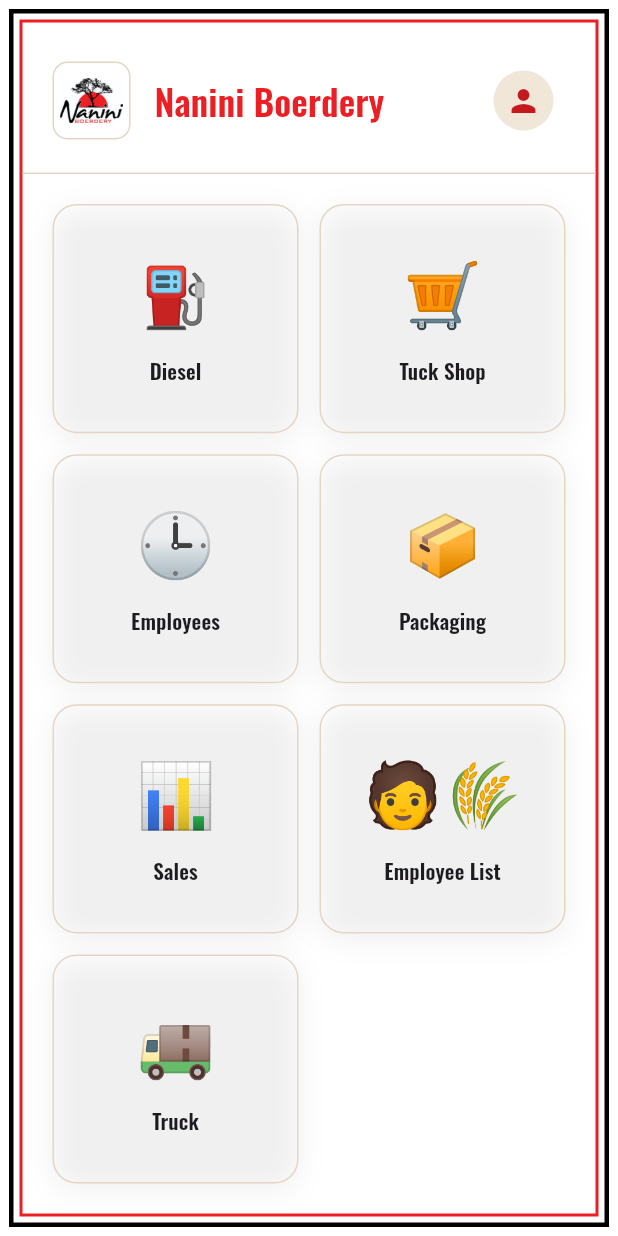
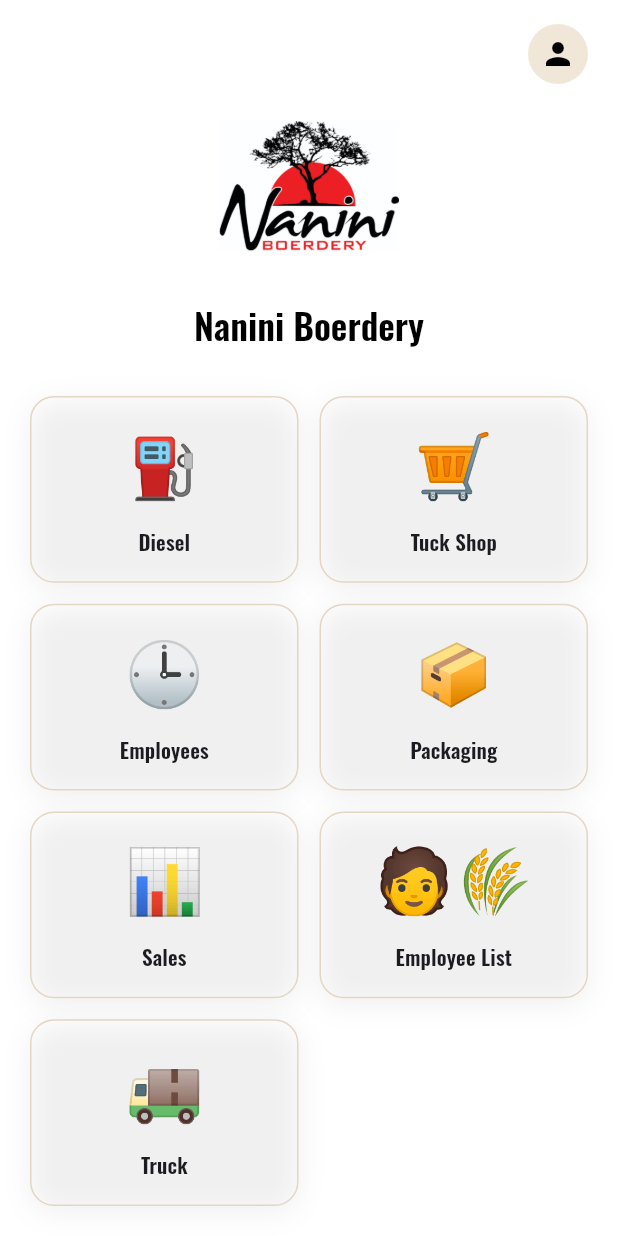
Before and after one commit to DFourie87/Nanini, a Flutter app: the HubScreen screen opened directly, on a phone screen of 412 x 824 dp. Run offline on Flutter 3.47's test engine with Material 3 defaults, Android fonts, the phone set to English and light mode, and no system bars; our stand-ins replace csv, fl_chart, flutter_map, google_fonts, latlong2, pdf and 4 more; accounts and stored records are empty.

```diff
--- a/nanini_app/lib/features/hub/hub_screen.dart
+++ b/nanini_app/lib/features/hub/hub_screen.dart
@@ -38,53 +38,18 @@ class HubScreen extends StatelessWidget {
     final session = context.watch<Session>();
     final user = session.currentUser;
     return Scaffold(
+      backgroundColor: NaniniColors.paper,
       body: SafeArea(
-        child: Container(
-          margin: const EdgeInsets.all(6),
-          decoration: const BoxDecoration(
-            border: Border.fromBorderSide(BorderSide(color: Colors.black, width: 3)),
-          ),
-          child: Container(
-            margin: const EdgeInsets.all(4),
-            decoration: const BoxDecoration(
-              border: Border.fromBorderSide(BorderSide(color: NaniniColors.rust, width: 2)),
-            ),
         child: Column(
-              crossAxisAlignment: CrossAxisAlignment.start,
           children: [
-                Padding(
-                  padding: const EdgeInsets.fromLTRB(20, 24, 20, 20),
-                  child: Row(
-                    children: [
-                      Container(
-                        height: 52,
-                        width: 52,
-                        decoration: BoxDecoration(
-                          border: Border.all(color: NaniniColors.line),
-                          borderRadius: BorderRadius.circular(10),
-                        ),
-                        padding: const EdgeInsets.all(4),
-                        child: ClipRRect(
-                          borderRadius: BorderRadius.circular(6),
-                          child: Image.asset('assets/images/hub-logo.jpg', fit: BoxFit.contain),
-                        ),
-                      ),
-                      const SizedBox(width: 16),
-                      Expanded(
-                        child: FittedBox(
-                          fit: BoxFit.scaleDown,
-                          alignment: Alignment.centerLeft,
-                          child: Text(
-                            'Nanini Boerdery',
-                            maxLines: 1,
-                            style: Theme.of(context).textTheme.headlineSmall?.copyWith(color: NaniniColors.rust),
-                          ),
-                        ),
-                      ),
-                      PopupMenuButton<String>(
+            Align(
+              alignment: Alignment.topRight,
+              child: Padding(
+                padding: const EdgeInsets.fromLTRB(0, 8, 12, 0),
+                child: PopupMenuButton<String>(
                   icon: const CircleAvatar(
                     backgroundColor: NaniniColors.disabledBg,
-                          child: Icon(Icons.person, color: NaniniColors.rustDark),
+                    child: Icon(Icons.person, color: NaniniColors.ink),
                   ),
                   onSelected: (v) async {
                     if (v == 'manage_users') {
@@ -103,10 +68,26 @@ class HubScreen extends StatelessWidget {
                     const PopupMenuItem(value: 'logout', child: Text('Log out')),
                   ],
                 ),
+              ),
+            ),
+            Padding(
+              padding: const EdgeInsets.fromLTRB(20, 0, 20, 12),
+              child: Column(
+                children: [
+                  SizedBox(
+                    height: 120,
+                    width: 120,
+                    child: Image.asset('assets/images/hub-logo.jpg', fit: BoxFit.contain),
+                  ),
+                  const SizedBox(height: 16),
+                  Text(
+                    'Nanini Boerdery',
+                    textAlign: TextAlign.center,
+                    style: Theme.of(context).textTheme.headlineSmall?.copyWith(color: NaniniColors.ink),
+                  ),
                 ],
               ),
             ),
-                const Divider(height: 1),
             Expanded(
               child: LayoutBuilder(
                 builder: (context, constraints) {
@@ -140,8 +121,6 @@ class HubScreen extends StatelessWidget {
               ),
             ),
           ],
-            ),
-          ),
         ),
       ),
     );
```
Lines whose indentation alone changed are shown as unchanged.
